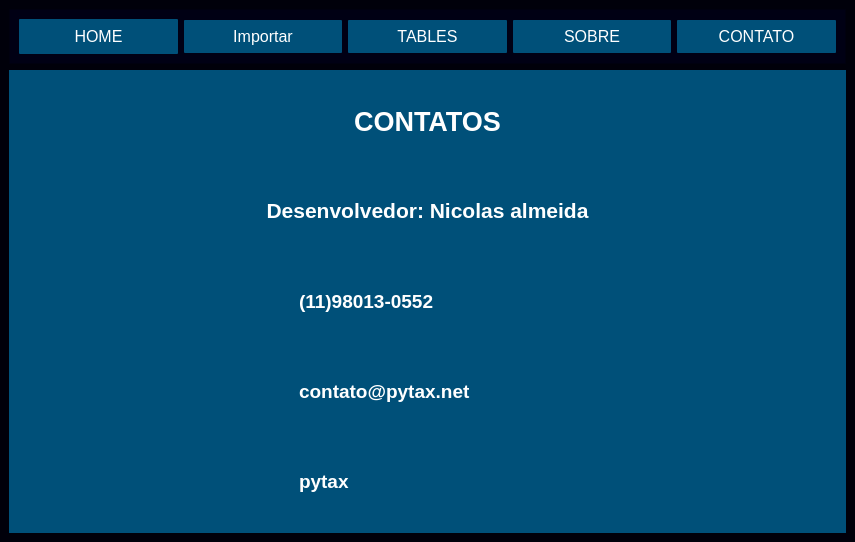
This is ui_main.ui in ManelFer/Sistema as Qt 5 draws it before an edit. The edited form follows.
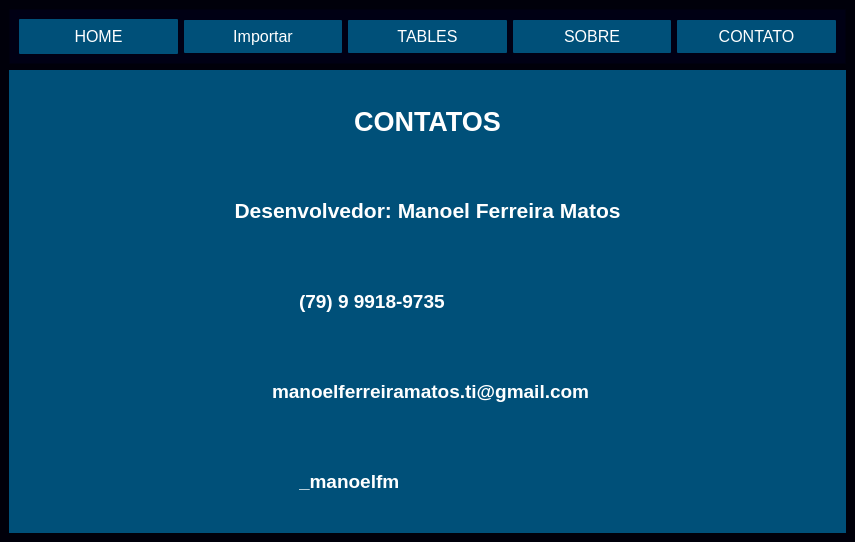
This is the edited form. The open tabs and pages were chosen to show the change. Icons and pictures are not drawn.

```diff
--- a/ui_main.ui
+++ b/ui_main.ui
@@ -1082,7 +1082,7 @@
            </sizepolicy>
           </property>
           <property name="text">
-           <string>&lt;html&gt;&lt;head/&gt;&lt;body&gt;&lt;p&gt;&lt;span style=&quot; font-size:16pt; font-weight:600; color:#ffffff;&quot;&gt;Desenvolvedor: Nicolas almeida&lt;/span&gt;&lt;/p&gt;&lt;/body&gt;&lt;/html&gt;</string>
+           <string>&lt;html&gt;&lt;head/&gt;&lt;body&gt;&lt;p&gt;&lt;span style=&quot; font-size:16pt; font-weight:600; color:#ffffff;&quot;&gt;Desenvolvedor: Manoel Ferreira Matos&lt;/span&gt;&lt;/p&gt;&lt;/body&gt;&lt;/html&gt;</string>
           </property>
           <property name="alignment">
            <set>Qt::AlignmentFlag::AlignCenter</set>
@@ -1122,7 +1122,7 @@
                </sizepolicy>
               </property>
               <property name="text">
-               <string>&lt;html&gt;&lt;head/&gt;&lt;body&gt;&lt;p&gt;&lt;span style=&quot; font-size:14pt; font-weight:600; color:#ffffff;&quot;&gt;(11)98013-0552&lt;/span&gt;&lt;/p&gt;&lt;/body&gt;&lt;/html&gt;</string>
+               <string>&lt;html&gt;&lt;head/&gt;&lt;body&gt;&lt;p&gt;&lt;span style=&quot; font-size:14pt; font-weight:600; color:#ffffff;&quot;&gt;(79) 9 9918-9735&lt;/span&gt;&lt;/p&gt;&lt;/body&gt;&lt;/html&gt;</string>
               </property>
               <property name="alignment">
                <set>Qt::AlignmentFlag::AlignLeading|Qt::AlignmentFlag::AlignLeft|Qt::AlignmentFlag::AlignVCenter</set>
@@ -1173,7 +1173,7 @@
                </sizepolicy>
               </property>
               <property name="text">
-               <string>&lt;html&gt;&lt;head/&gt;&lt;body&gt;&lt;p&gt;&lt;span style=&quot; font-size:14pt; font-weight:600; color:#ffffff;&quot;&gt; contato@pytax.net&lt;/span&gt;&lt;/p&gt;&lt;/body&gt;&lt;/html&gt;</string>
+               <string>&lt;html&gt;&lt;head/&gt;&lt;body&gt;&lt;p&gt;&lt;span style=&quot; font-size:14pt; font-weight:600; color:#ffffff;&quot;&gt;manoelferreiramatos.ti@gmail.com&lt;/span&gt;&lt;/p&gt;&lt;/body&gt;&lt;/html&gt;</string>
               </property>
               <property name="alignment">
                <set>Qt::AlignmentFlag::AlignLeading|Qt::AlignmentFlag::AlignLeft|Qt::AlignmentFlag::AlignVCenter</set>
@@ -1224,7 +1224,7 @@
                </sizepolicy>
               </property>
               <property name="text">
-               <string>&lt;html&gt;&lt;head/&gt;&lt;body&gt;&lt;p&gt;&lt;span style=&quot; font-size:14pt; font-weight:600; color:#ffffff;&quot;&gt;pytax&lt;/span&gt;&lt;/p&gt;&lt;/body&gt;&lt;/html&gt;</string>
+               <string>&lt;html&gt;&lt;head/&gt;&lt;body&gt;&lt;p&gt;&lt;span style=&quot; font-size:14pt; font-weight:700; color:#ffffff;&quot;&gt;_manoelfm&lt;/span&gt;&lt;/p&gt;&lt;/body&gt;&lt;/html&gt;</string>
               </property>
               <property name="alignment">
                <set>Qt::AlignmentFlag::AlignLeading|Qt::AlignmentFlag::AlignLeft|Qt::AlignmentFlag::AlignVCenter</set>
```
Left out of the diff: 2 changed lines with no effect on the pictures.
